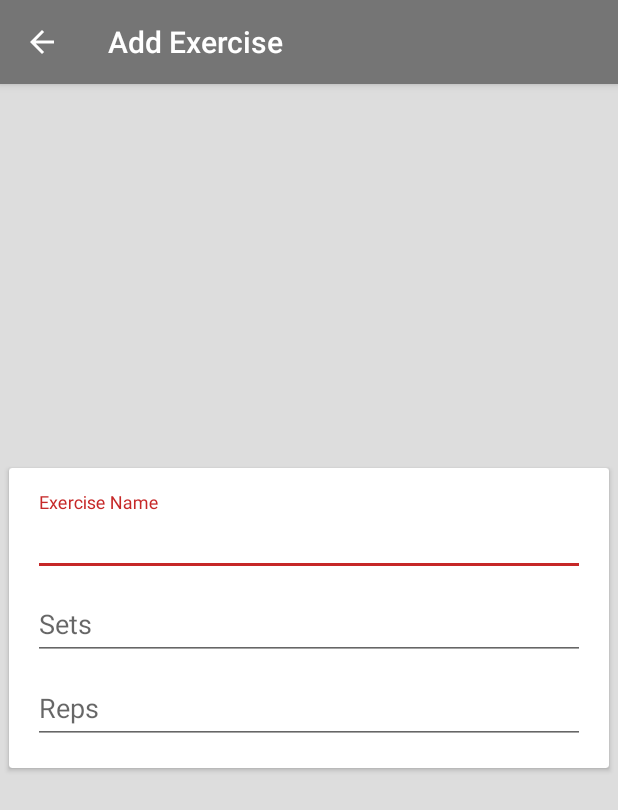
After one commit to RyanClementsHax/WorkoutPlanner, an Android app: the AddExerciseActivity screen opened directly, with no data from a screen before it, on a phone screen of 412 x 824 dp. The commit adds this screen. Shown: the top 810 px of the screen. Run offline under Robolectric (Android 15) with nearby library versions, the phone set to English and light mode, and no system bars.

Commit message:
Added add exercise activity and setup navigation

```diff
--- a/app/build.gradle
+++ b/app/build.gradle
@@ -21,8 +21,9 @@ android {
 
 dependencies {
     compile fileTree(dir: 'libs', include: ['*.jar'])
-    testCompile 'junit:junit:4.12'
     compile 'com.android.support:appcompat-v7:23.1.1'
     compile 'com.android.support:design:23.1.1'
     compile 'com.android.support:cardview-v7:23.1.1'
+    compile 'com.android.support.constraint:constraint-layout:1.0.2'
+    testCompile 'junit:junit:4.12'
 }
--- /dev/null
+++ b/app/src/main/java/com/example/ryan/workoutplanner/AddExerciseActivity.java
@@ -0,0 +1,17 @@
+package com.example.ryan.workoutplanner;
+
+import android.os.Bundle;
+import android.support.v7.app.AppCompatActivity;
+import android.support.v7.widget.Toolbar;
+
+public class AddExerciseActivity extends AppCompatActivity {
+
+    @Override
+    protected void onCreate(Bundle savedInstanceState) {
+        super.onCreate(savedInstanceState);
+        setContentView(R.layout.activity_add_exercise);
+        Toolbar toolbar = (Toolbar) findViewById(R.id.toolbar);
+        setSupportActionBar(toolbar);
+        getSupportActionBar().setDisplayHomeAsUpEnabled(true);
+    }
+}
--- a/app/src/main/java/com/example/ryan/workoutplanner/WeekViewActivity.java
+++ b/app/src/main/java/com/example/ryan/workoutplanner/WeekViewActivity.java
@@ -7,7 +7,6 @@ import android.support.v7.widget.LinearLayoutManager;
 import android.support.v7.widget.RecyclerView;
 import android.support.v7.widget.Toolbar;
 import android.view.Menu;
-import android.view.MenuItem;
 import android.view.View;
 import android.widget.TextView;
 
--- /dev/null
+++ b/app/src/main/res/layout/activity_add_exercise.xml
@@ -0,0 +1,26 @@
+<?xml version="1.0" encoding="utf-8"?>
+<android.support.design.widget.CoordinatorLayout xmlns:android="http://schemas.android.com/apk/res/android"
+    xmlns:app="http://schemas.android.com/apk/res-auto"
+    xmlns:tools="http://schemas.android.com/tools"
+    android:layout_width="match_parent"
+    android:layout_height="match_parent"
+    tools:context="com.example.ryan.workoutplanner.AddExerciseActivity"
+    android:fitsSystemWindows="true">
+
+    <android.support.design.widget.AppBarLayout
+        android:layout_width="match_parent"
+        android:layout_height="wrap_content"
+        android:theme="@style/AppTheme.AppBarOverlay">
+
+        <android.support.v7.widget.Toolbar
+            android:id="@+id/toolbar"
+            android:layout_width="match_parent"
+            android:layout_height="?attr/actionBarSize"
+            android:background="?attr/colorPrimary"
+            app:popupTheme="@style/AppTheme.PopupOverlay" />
+
+    </android.support.design.widget.AppBarLayout>
+
+    <include layout="@layout/content_add_exercise" />
+
+</android.support.design.widget.CoordinatorLayout>
--- /dev/null
+++ b/app/src/main/res/layout/content_add_exercise.xml
@@ -0,0 +1,75 @@
+<?xml version="1.0" encoding="utf-8"?>
+<RelativeLayout xmlns:android="http://schemas.android.com/apk/res/android"
+    xmlns:tools="http://schemas.android.com/tools"
+    android:layout_width="match_parent"
+    android:layout_height="match_parent"
+    xmlns:card_view="http://schemas.android.com/apk/res-auto"
+    tools:context="com.example.ryan.workoutplanner.AddExerciseActivity"
+    android:background="@color/colorPrimaryLight">
+
+
+    <android.support.v7.widget.CardView
+        android:layout_width="match_parent"
+        android:layout_height="wrap_content"
+        android:layout_centerHorizontal="true"
+        android:layout_centerVertical="true"
+        android:layout_marginTop="@dimen/list_item_margin_top_and_bottom"
+        android:layout_marginBottom="@dimen/list_item_margin_top_and_bottom"
+        android:layout_marginLeft="@dimen/list_item_margin_left_and_right"
+        android:layout_marginRight="@dimen/list_item_margin_left_and_right"
+        card_view:cardCornerRadius="2dp" >
+
+        <RelativeLayout
+            android:layout_width="match_parent"
+            android:layout_height="wrap_content"
+            android:padding="@dimen/list_item_padding">
+
+            <android.support.design.widget.TextInputLayout
+                android:id="@+id/input_layout_exercise_name"
+                android:layout_width="match_parent"
+                android:layout_height="wrap_content"
+                android:layout_alignParentLeft="true"
+                android:layout_alignParentStart="true">
+
+                <EditText
+                    android:id="@+id/input_exercise_name"
+                    android:layout_width="match_parent"
+                    android:layout_height="wrap_content"
+                    android:hint="Exercise Name" />
+
+            </android.support.design.widget.TextInputLayout>
+
+            <android.support.design.widget.TextInputLayout
+                android:id="@+id/input_layout_sets"
+                android:layout_width="match_parent"
+                android:layout_height="wrap_content"
+                android:layout_below="@+id/input_layout_exercise_name"
+                android:layout_alignParentLeft="true"
+                android:layout_alignParentStart="true" >
+
+                <EditText
+                    android:id="@+id/input_sets"
+                    android:layout_width="match_parent"
+                    android:layout_height="wrap_content"
+                    android:hint="Sets"/>
+
+            </android.support.design.widget.TextInputLayout>
+
+            <android.support.design.widget.TextInputLayout
+                android:id="@+id/input_layout_reps"
+                android:layout_width="match_parent"
+                android:layout_height="wrap_content"
+                android:layout_below="@+id/input_layout_sets"
+                android:layout_alignParentLeft="true"
+                android:layout_alignParentStart="true" >
+
+                <EditText
+                    android:id="@+id/input_reps"
+                    android:layout_width="match_parent"
+                    android:layout_height="wrap_content"
+                    android:hint="Reps"/>
+
+            </android.support.design.widget.TextInputLayout>
+        </RelativeLayout>
+    </android.support.v7.widget.CardView>
+</RelativeLayout>
--- a/app/src/main/res/values/strings.xml
+++ b/app/src/main/res/values/strings.xml
@@ -19,5 +19,6 @@
         <item>Rest</item>
         <item>Rest</item>
     </string-array>
-    <string name="title_activity_day_view">DayViewActivity</string>
+    <string name="title_activity_day_view">Exercises</string>
+    <string name="title_activity_add_exercise">Add Exercise</string>
 </resources>
```
Also changed, not shown: app/src/main/AndroidManifest.xml (+9 -0 lines), app/src/main/java/com/example/ryan/workoutplanner/DayViewActivity.java (+38 -8 lines).
